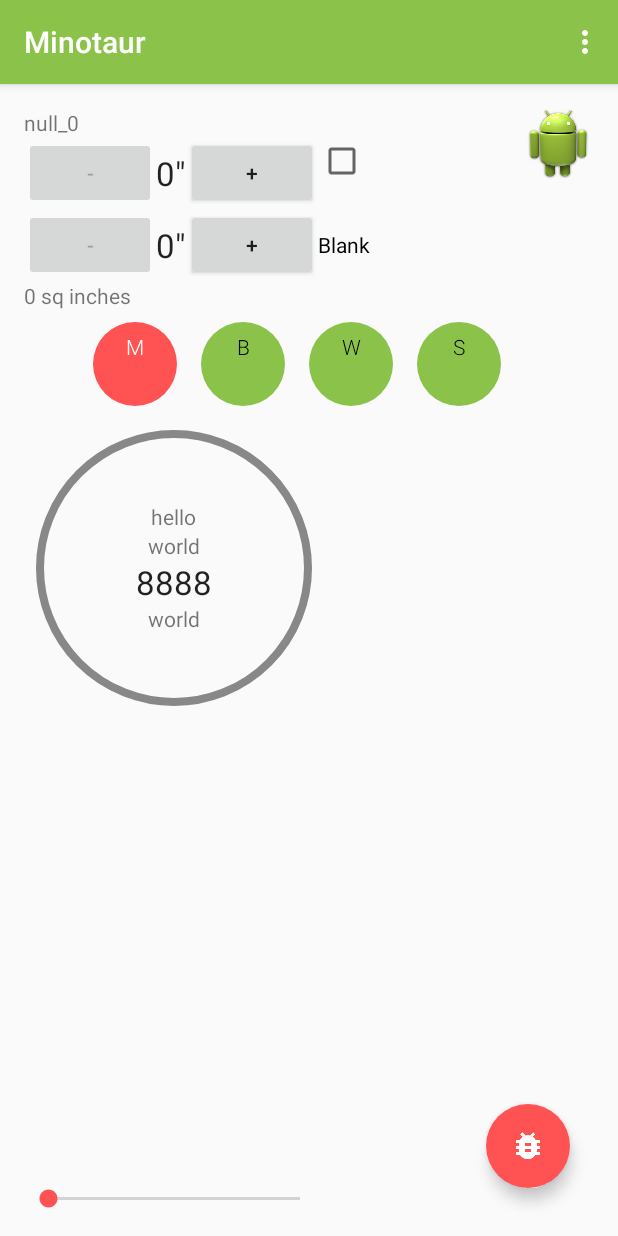
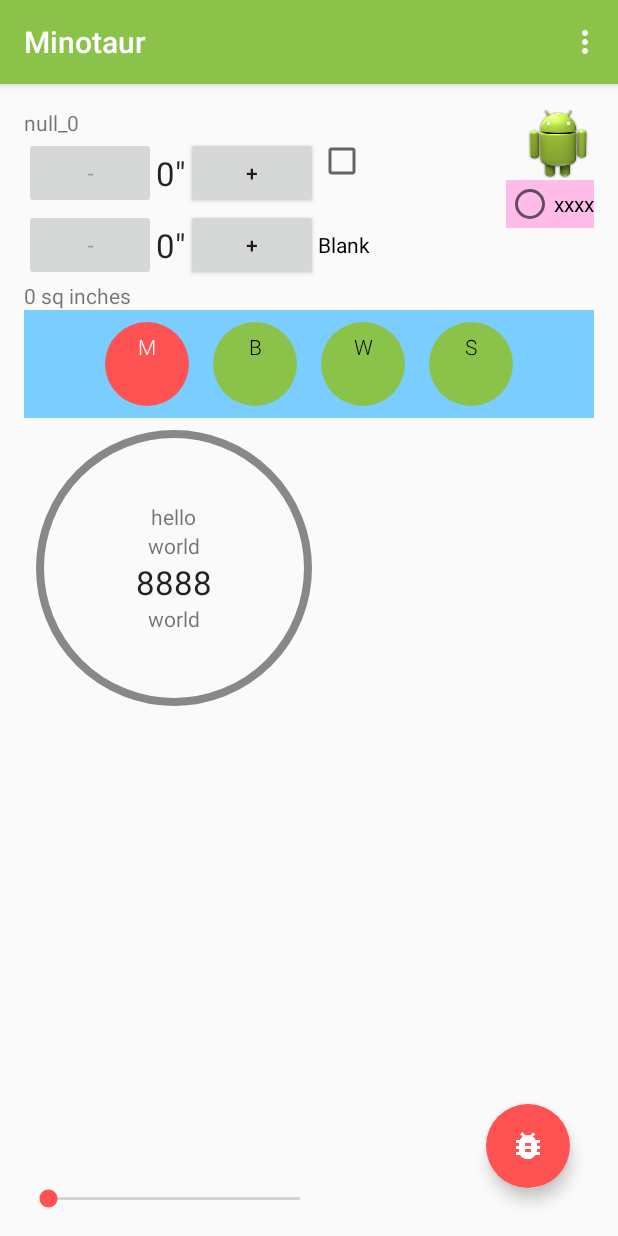
Before and after one commit to maiatoday/Minotaur, an Android app: the screen it shows after launch (MainActivity), on a phone screen of 412 x 824 dp. Run offline under Robolectric (Android 15) with nearby library versions, the phone set to English and light mode, and no system bars.

Commit message:
fix minigauge layouts

```diff
--- a/app/src/main/java/net/maiatoday/minotaur/provider/MProvider.java
+++ b/app/src/main/java/net/maiatoday/minotaur/provider/MProvider.java
@@ -321,7 +321,7 @@ public class MProvider extends ContentProvider {
                         MContract.Loot.COLUMN_ROOM_ID + TYPE_INTEGER + NOT_NULL + COMMA_SEP +
                         MContract.Loot.COLUMN_IS_HERRING + TYPE_INTEGER + COMMA_SEP +
                         MContract.Loot.COLUMN_VALUE + TYPE_INTEGER + COMMA_SEP +
-                        MContract.Loot.COLUMN_NAME + TYPE_TEXT +
+                        MContract.Loot.COLUMN_NAME + TYPE_TEXT + COMMA_SEP +
                         " FOREIGN KEY (" + MContract.Loot.COLUMN_ROOM_ID + ") REFERENCES " +
                         MContract.Room.TABLE_NAME  + ")";
         /**
--- a/app/src/main/res/layout/activity_plugh.xml
+++ b/app/src/main/res/layout/activity_plugh.xml
@@ -72,6 +72,7 @@
         android:layout_alignParentBottom="true"
         android:layout_alignParentRight="true"
         android:src="@drawable/ic_add_white_24dp"
-        app:fabSize="normal" />
+        app:fabSize="normal"
+        app:borderWidth="0dp"  />
 
 </RelativeLayout>
--- a/app/src/main/res/layout/fragment_main.xml
+++ b/app/src/main/res/layout/fragment_main.xml
@@ -34,6 +34,14 @@
             android:layout_height="wrap_content"
             android:layout_alignParentRight="true"
             android:src="@drawable/ic_launcher" />
+        <RadioButton
+            android:layout_width="wrap_content"
+            android:layout_height="wrap_content"
+            android:layout_below="@+id/imageView"
+            android:layout_alignParentRight="true"
+            android:background="#ffbce9"
+            android:text="xxxx"/>
+        <!--@drawable/mini_gauge_selector-->
 
         <Button
             android:id="@+id/btn_blank"
@@ -64,15 +72,13 @@
             android:layout_width="match_parent"
             android:layout_height="wrap_content"
             android:layout_below="@+id/area_text"
-            android:layout_margin="8dp"
             android:gravity="center"
-            android:orientation="horizontal">
+            android:orientation="horizontal"
+            android:background="#7acdff">
 
             <net.maiatoday.minotaur.ui.view.MiniGauge
                 android:id="@+id/mini_cow"
                 style="@style/MiniGauge"
-                android:layout_width="wrap_content"
-                android:layout_height="wrap_content"
                 android:checked="true"
                 android:onClick="onRadioButtonClicked"
                 app:mini_title="Moo!"
@@ -86,8 +92,6 @@
             <net.maiatoday.minotaur.ui.view.MiniGauge
                 android:id="@+id/mini_lamb"
                 style="@style/MiniGauge"
-                android:layout_width="wrap_content"
-                android:layout_height="wrap_content"
                 android:onClick="onRadioButtonClicked"
                 app:mini_title="Baa!"
                 app:mini_subtitle="booboo"
@@ -99,8 +103,6 @@
 
             <net.maiatoday.minotaur.ui.view.MiniGauge
                 android:id="@+id/mini_dog"
-                android:layout_width="wrap_content"
-                android:layout_height="wrap_content"
                 android:onClick="onRadioButtonClicked"
                 style="@style/MiniGauge"
                 app:mini_title="Woof!"
@@ -114,8 +116,6 @@
             <net.maiatoday.minotaur.ui.view.MiniGauge
                 android:id="@+id/mini_cat"
                 style="@style/MiniGauge"
-                android:layout_width="wrap_content"
-                android:layout_height="wrap_content"
                 android:onClick="onRadioButtonClicked"
                 app:mini_title="Meeau!"
                 app:mini_subtitle="prrr"
@@ -124,6 +124,7 @@
                 app:max_value="100"
                 app:default_value="20"
                 app:mini_label="S"/>
+
 
         </RadioGroup>
 
--- a/app/src/main/res/values/styles.xml
+++ b/app/src/main/res/values/styles.xml
@@ -17,8 +17,19 @@
     </style>
 
     <style name="MiniGauge">
+        <item name="android:layout_width">@dimen/mini_gauge_diameter</item>
+        <item name="android:layout_height">@dimen/mini_gauge_diameter</item>
+        <item name="android:background">@drawable/mini_gauge_selector</item>
+        <item name="android:button">@android:color/transparent</item>
+        <item name="android:layout_margin">8dp</item>
+
+    </style>
+
+    <!--<item name="android:button">@drawable/mini_gauge_selector</item>-->
+
+    <style name="MiniGaugex">
         <item name="android:button">@drawable/mini_gauge_selector</item>
-        <item name="android:padding">8dp</item>
+        <item name="android:padding">0dp</item>
     </style>
 
 </resources>
```
